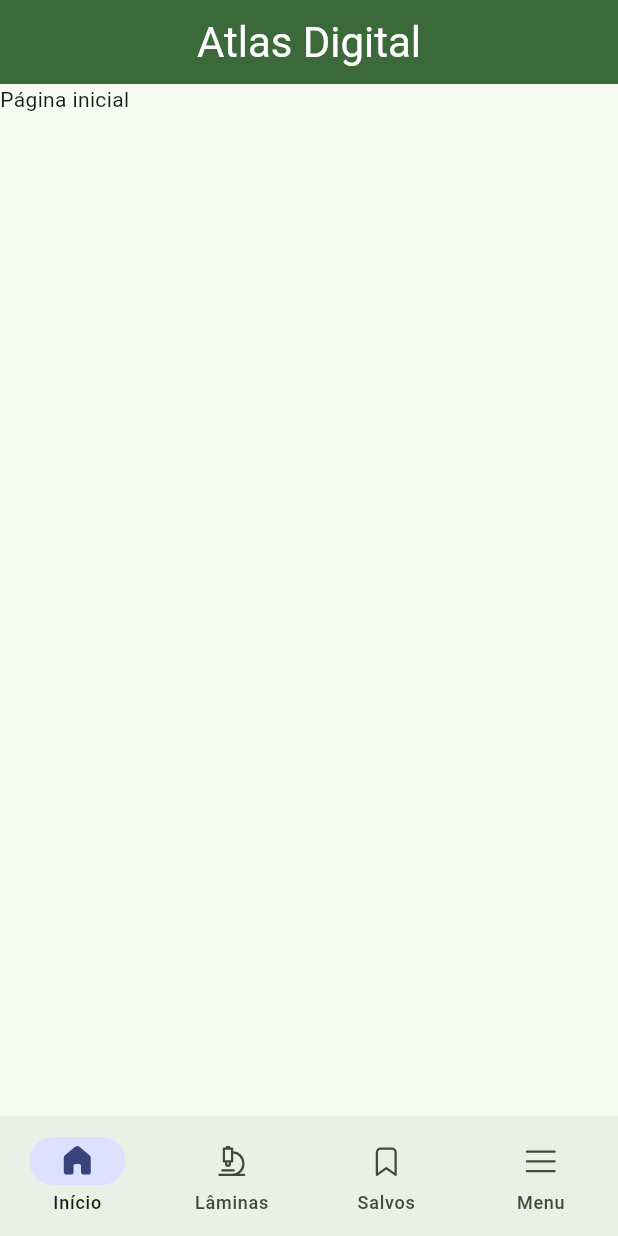
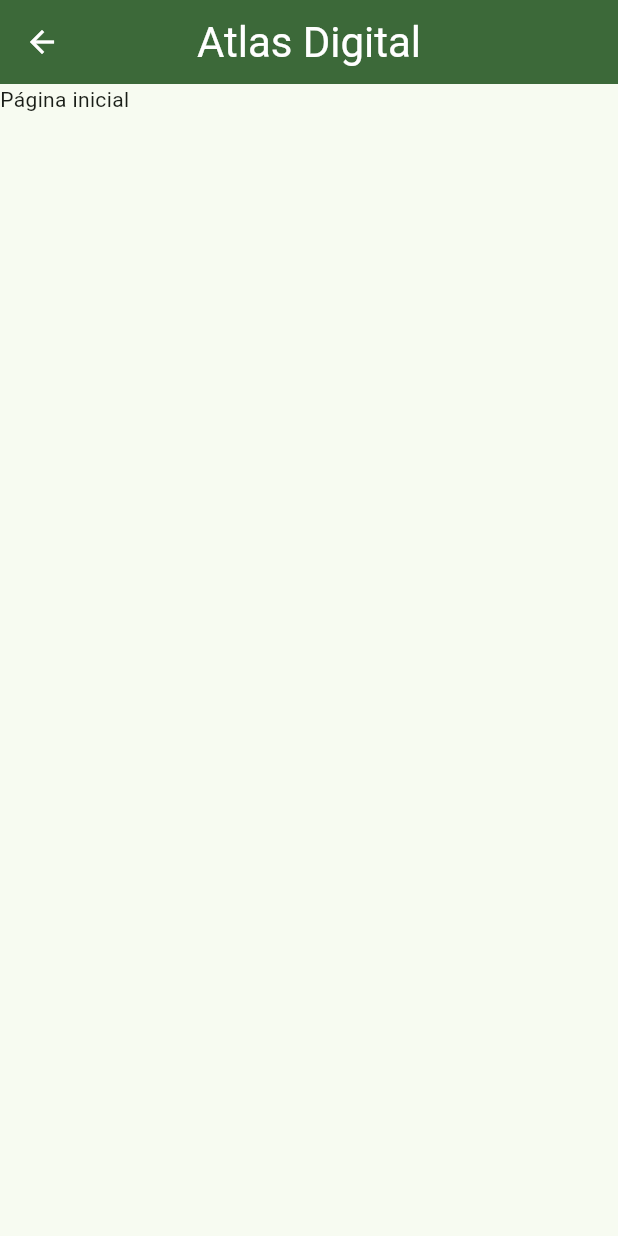
Before and after one commit to guimduarte/TTI206-ProjetoIntegradorInterdisciplinar-DesenvolvimentoMultiplataforma, a Flutter app: the HomePage screen opened directly, on a phone screen of 412 x 824 dp. Run offline on Flutter 3.47's test engine with Material 3 defaults, Android fonts, the phone set to English and light mode, and no system bars; our stand-ins replace fluentui_system_icons, go_router.

Commit message:
feat(navigation): navegação usando GoRoute

```diff
--- /dev/null
+++ b/atlas_digital_fmabc/lib/config/routes/router.dart
@@ -0,0 +1,64 @@
+import 'package:atlas_digital_fmabc/config/routes/routes.dart';
+import 'package:atlas_digital_fmabc/screens/home/home_page.dart';
+import 'package:atlas_digital_fmabc/screens/menu/menu_page.dart';
+import 'package:atlas_digital_fmabc/screens/saved_itens/saved_itens.dart';
+import 'package:atlas_digital_fmabc/screens/slides/slides_page.dart';
+import 'package:atlas_digital_fmabc/widgets/layout/main_layout.dart';
+import 'package:flutter/material.dart';
+import 'package:go_router/go_router.dart';
+
+/// Chave do navegador raiz.
+final _rootNavigatorKey = GlobalKey<NavigatorState>(debugLabel: "root");
+
+/// Configuração do roteador usando GoRouter.
+final router = GoRouter(
+  navigatorKey: _rootNavigatorKey, // chave do navegador raiz
+  initialLocation: Routes.homePage, // rota inicial
+  // Lista de rotas
+  routes: [
+    StatefulShellRoute.indexedStack(
+      // Rota raiz com abas de navegação
+      builder: (context, state, navigationShell) =>
+          MainLayout(navigationShell: navigationShell),
+      // Definição das abas
+      branches: [
+        // Início
+        StatefulShellBranch(
+          routes: [
+            GoRoute(
+              path: Routes.homePage, // caminho/endpoint
+              builder: (context, state) => const HomePage(), // widget da página
+            ),
+          ],
+        ),
+        // Lâminas
+        StatefulShellBranch(
+          routes: [
+            GoRoute(
+              path: Routes.slidesPage,
+              builder: (context, state) => const SlidesPage(),
+            ),
+          ],
+        ),
+        // Salvos
+        StatefulShellBranch(
+          routes: [
+            GoRoute(
+              path: Routes.savedItens,
+              builder: (context, state) => const SavedItens(),
+            ),
+          ],
+        ),
+        // Menu
+        StatefulShellBranch(
+          routes: [
+            GoRoute(
+              path: Routes.menuPage,
+              builder: (context, state) => const MenuPage(),
+            ),
+          ],
+        ),
+      ],
+    ),
+  ],
+);
--- a/atlas_digital_fmabc/lib/screens/home/home_page.dart
+++ b/atlas_digital_fmabc/lib/screens/home/home_page.dart
@@ -1,4 +1,3 @@
-import 'package:atlas_digital_fmabc/widgets/navigation/app_navigation_bar.dart';
 import 'package:flutter/material.dart';
 
 /// Página inicial.
@@ -10,7 +9,6 @@
     return Scaffold(
       // layout
       appBar: _homeAppBar(context),
-      bottomNavigationBar: AppNavigationBar(currentIndex: 0),
       // conteúdo
       body: Column(children: [Text("Página inicial")]),
     );
--- a/atlas_digital_fmabc/lib/screens/menu/menu_page.dart
+++ b/atlas_digital_fmabc/lib/screens/menu/menu_page.dart
@@ -1,4 +1,3 @@
-import 'package:atlas_digital_fmabc/widgets/navigation/app_navigation_bar.dart';
 import 'package:flutter/material.dart';
 
 /// Menu de opções para mobile.
@@ -10,7 +9,6 @@
     return Scaffold(
       // layout
       appBar: _menuAppBar(context),
-      bottomNavigationBar: AppNavigationBar(currentIndex: 3),
       // conteúdo
       body: Column(children: [Text("Menu da aplicação")]),
     );
--- a/atlas_digital_fmabc/lib/screens/saved_itens/saved_itens.dart
+++ b/atlas_digital_fmabc/lib/screens/saved_itens/saved_itens.dart
@@ -1,4 +1,3 @@
-import 'package:atlas_digital_fmabc/widgets/navigation/app_navigation_bar.dart';
 import 'package:flutter/material.dart';
 
 /// Página de itens salvos.
@@ -10,7 +9,6 @@
     return Scaffold(
       // layout
       appBar: _savedAppBar(context),
-      bottomNavigationBar: AppNavigationBar(currentIndex: 2),
       // conteúdo
       body: Column(children: [Text("Tópicos, lâminas e anotações salvas")]),
     );
--- a/atlas_digital_fmabc/lib/screens/slides/slides_page.dart
+++ b/atlas_digital_fmabc/lib/screens/slides/slides_page.dart
@@ -1,4 +1,3 @@
-import 'package:atlas_digital_fmabc/widgets/navigation/app_navigation_bar.dart';
 import 'package:flutter/material.dart';
 
 /// Página de lâminas.
@@ -10,7 +9,6 @@
     return Scaffold(
       // layout
       appBar: _slidesAppBar(context),
-      bottomNavigationBar: AppNavigationBar(currentIndex: 1),
       // conteúdo
       body: Column(children: [Text("Tópicos e lâminas")]),
     );
--- a/atlas_digital_fmabc/lib/widgets/navigation/app_navigation_bar.dart
+++ /dev/null
@@ -1,63 +0,0 @@
-import 'package:atlas_digital_fmabc/screens/home/home_page.dart';
-import 'package:atlas_digital_fmabc/screens/menu/menu_page.dart';
-import 'package:atlas_digital_fmabc/screens/saved_itens/saved_itens.dart';
-import 'package:atlas_digital_fmabc/screens/slides/slides_page.dart';
-import 'package:fluentui_system_icons/fluentui_system_icons.dart';
-import 'package:flutter/material.dart';
-
-class AppNavigationBar extends StatefulWidget {
-  const AppNavigationBar({super.key, required this.currentIndex});
-
-  final int currentIndex;
-
-  @override
-  State<AppNavigationBar> createState() => _AppNavigationBarState();
-}
-
-class _AppNavigationBarState extends State<AppNavigationBar> {
-  /// Lista de páginas principais
-  final mainPages = [HomePage(), SlidesPage(), SavedItens(), MenuPage()];
-
-  /// Lista de destinos da NavigationBar.
-  final List<NavigationDestination> _destinations = [
-    // Início
-    NavigationDestination(
-      icon: Icon(FluentIcons.home_24_regular),
-      selectedIcon: Icon(FluentIcons.home_24_filled),
-      label: "Início",
-    ),
-    // Lâminas
-    NavigationDestination(
-      icon: Icon(FluentIcons.microscope_24_regular),
-      selectedIcon: Icon(FluentIcons.microscope_24_filled),
-      label: "Lâminas",
-    ),
-    // Salvos
-    NavigationDestination(
-      icon: Icon(FluentIcons.bookmark_24_regular),
-      selectedIcon: Icon(FluentIcons.bookmark_24_filled),
-      label: "Salvos",
-    ),
-    // Menu
-    NavigationDestination(
-      icon: Icon(FluentIcons.navigation_24_regular),
-      selectedIcon: Icon(FluentIcons.navigation_24_filled),
-      label: "Menu",
-    ),
-  ];
-
-  @override
-  Widget build(BuildContext context) {
-    return NavigationBar(
-      destinations: _destinations,
-      selectedIndex: widget.currentIndex,
-      onDestinationSelected: (int index) {
-        // Navegar para a página selecionada
-        Navigator.pushReplacement(
-          context,
-          MaterialPageRoute(builder: (context) => mainPages[index]),
-        );
-      },
-    );
-  }
-}
```
Also changed, not shown: atlas_digital_fmabc/lib/app.dart (+6 -2 lines), atlas_digital_fmabc/lib/config/routes/routes.dart (added, +8 -0 lines), atlas_digital_fmabc/lib/models/navigation/destination.dart (added, +44 -0 lines), atlas_digital_fmabc/lib/widgets/layout/main_layout.dart (added, +36 -0 lines).
